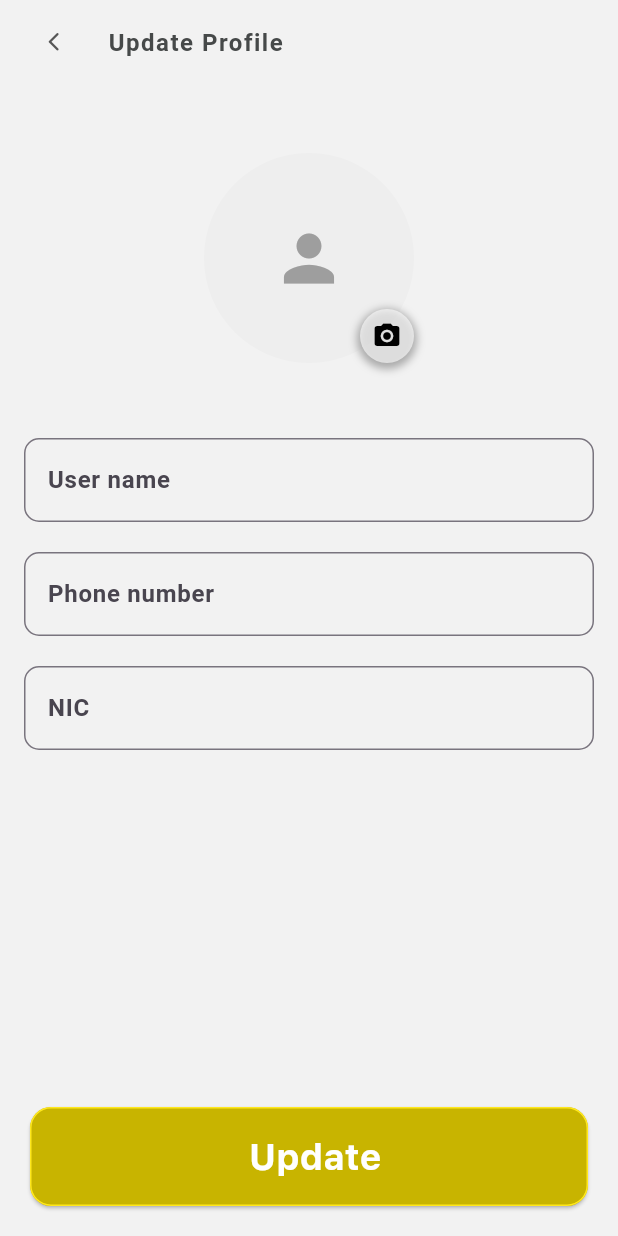
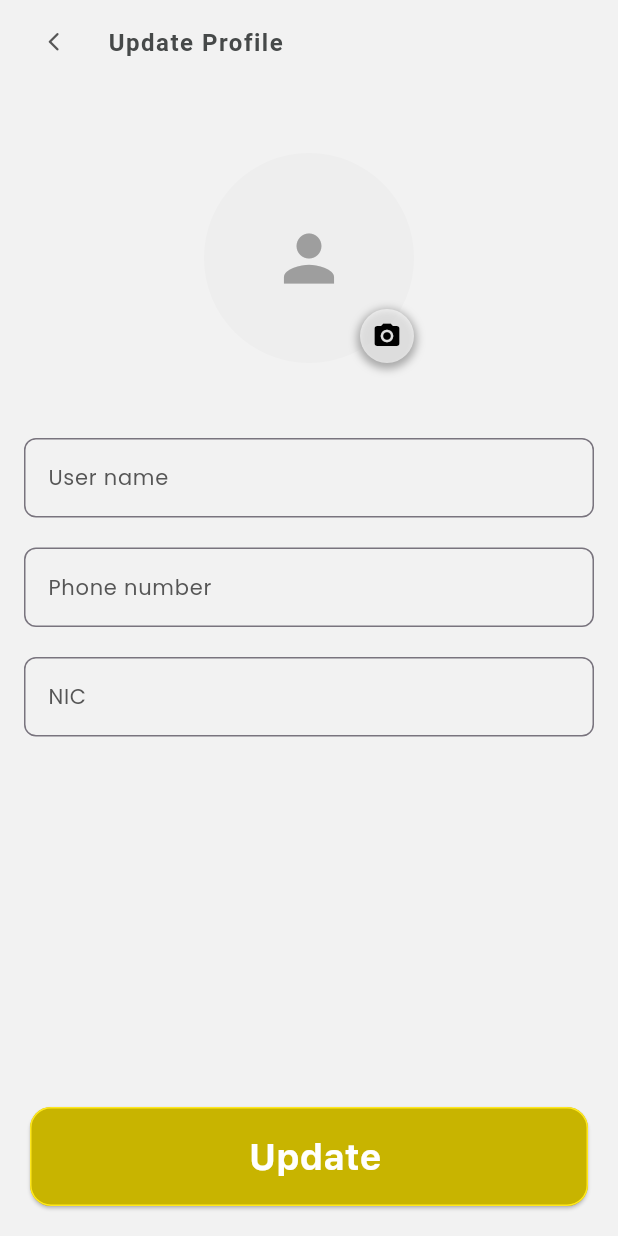
Before and after one commit to sasankadeshapriya/order-processing-app-flutter, a Flutter app: the EmployeeUpdate screen opened directly, after a tap on "Update", on a phone screen of 412 x 824 dp. Run offline on Flutter 3.47's test engine with Material 3 defaults, Android fonts, the phone set to English and light mode, and no system bars; our stand-ins replace awesome_dialog, connectivity_plus, dropdown_button2, expansion_tile_card, fl_chart, flutter_svg and 10 more; missing offline and left inert: app_settings, bluetooth_print, flutter_charts, jumping_dot; accounts and stored records are empty; network calls fail; Roboto replaces fonts that are missing (SF Pro Text).

Commit message:
Modified Employee Update section

```diff
--- a/lib/views/employee/employee_update_form.dart
+++ b/lib/views/employee/employee_update_form.dart
@@ -1,7 +1,6 @@
-import 'dart:convert';
 import 'dart:io';
 import 'package:flutter/material.dart';
-import 'package:order_processing_app/components/custom_widget.dart';
+import 'package:google_fonts/google_fonts.dart';
 import 'package:order_processing_app/services/employee_api_service.dart';
 import 'package:order_processing_app/services/token_manager.dart';
 import 'package:order_processing_app/utils/app_colors.dart';
@@ -27,6 +26,10 @@ class _EmployeeUpdateState extends State<EmployeeUpdate> {
   final TextEditingController _phoneController = TextEditingController();
   final TextEditingController _nicController = TextEditingController();
   int empId = TokenManager.empId ?? 0;
+
+  String? _nameError;
+  String? _phoneError;
+  String? _nicError;
 
   @override
   void initState() {
@@ -60,10 +63,7 @@ class _EmployeeUpdateState extends State<EmployeeUpdate> {
       isUploading = true;
     });
     try {
-      print('Starting profile picture update...');
-      print('File path: ${imageFile.path}');
       await EmployeeService.updateProfilePicture(empId, imageFile);
-      print('Profile picture updated successfully.');
       EmployeeModel updatedEmployee = await EmployeeService.getEmployeeDetails(empId);
       setState(() {
         _logoImagePath = updatedEmployee.profilePicture;
@@ -86,22 +86,19 @@ class _EmployeeUpdateState extends State<EmployeeUpdate> {
     final nic12DigitRegExp = RegExp(r'^\d{12}$');
 
     if (value.length == 10) {
-      // Check for 9 digits followed by a letter
       if (!nic9DigitWithLetterRegExp.hasMatch(value)) {
         return 'NIC must be 9 digits followed by a letter (optional)';
       }
     } else if (value.length == 12) {
-      // Check for exactly 12 digits
       if (!nic12DigitRegExp.hasMatch(value)) {
         return 'NIC must be exactly 12 digits';
       }
     } else {
-      return 'NIC must be 10 characters (9 digits + letter) or exactly 12 digits';
+      return 'Invalid format for NIC';
     }
 
     return null;
   }
-
 
   String? _validatePhoneNumber(String? value) {
     final phoneRegExp = RegExp(r'^[0-9]{10}$');
@@ -124,7 +121,6 @@ class _EmployeeUpdateState extends State<EmployeeUpdate> {
         nic: _nicController.text.isNotEmpty ? _nicController.text : null,
         phoneNo: _phoneController.text.isNotEmpty ? _phoneController.text : null,
       );
-      print('Employee details updated successfully.');
 
       // Fetch updated employee details
       EmployeeModel updatedEmployee = await EmployeeService.getEmployeeDetails(empId);
@@ -155,25 +151,17 @@ class _EmployeeUpdateState extends State<EmployeeUpdate> {
     }
   }
 
-
   void _handleUpdate() {
     if (!isLoading) {
-      // Validate fields
-      String? nicError = _validateNic(_nicController.text);
-      String? phoneError = _validatePhoneNumber(_phoneController.text);
+      setState(() {
+        _nameError = _nameController.text.isEmpty ? 'Please enter a name' : null;
+        _phoneError = _validatePhoneNumber(_phoneController.text);
+        _nicError = _validateNic(_nicController.text);
+      });
 
-      if (nicError != null) {
-        _showErrorDialog('Invalid NIC', nicError);
-        return;
+      if (_phoneError == null && _nicError == null) {
+        _updateEmployeeDetails();
       }
-
-      if (phoneError != null) {
-        _showErrorDialog('Invalid Phone Number', phoneError);
-        return;
-      }
-
-      // Proceed with update
-      _updateEmployeeDetails();
     }
   }
 
@@ -187,6 +175,51 @@ class _EmployeeUpdateState extends State<EmployeeUpdate> {
       btnOkText: 'OK',
       btnOkOnPress: () {},
     ).show();
+  }
+
+  Widget _buildTextFormField({
+    required TextEditingController controller,
+    required String labelText,
+    required String hintText,
+    String? errorText,
+    TextInputType keyboardType = TextInputType.text,
+  }) {
+    return Column(
+      crossAxisAlignment: CrossAxisAlignment.start,
+      children: [
+        TextFormField(
+          controller: controller,
+          style: GoogleFonts.poppins(
+            fontSize: 14,
+            color: AppColor.primaryTextColor,
+            fontWeight: FontWeight.w500,
+          ),
+          keyboardType: keyboardType,
+          decoration: InputDecoration(
+            labelText: labelText,
+            labelStyle: GoogleFonts.poppins(
+              fontSize: 14,
+              color: AppColor.primaryTextColor,
+            ),
+            hintText: hintText,
+            hintStyle: GoogleFonts.poppins(
+              fontSize: 14,
+              color: AppColor.primaryTextColor.withOpacity(0.8),
+            ),
+            border: OutlineInputBorder(
+              borderRadius: BorderRadius.circular(8.0),
+            ),
+            focusedBorder: OutlineInputBorder(
+              borderSide: BorderSide(
+                color: AppColor.accentColor, // Replace with your desired color
+              ),
+              borderRadius: BorderRadius.circular(8.0),
+            ),
+            errorText: errorText,
+          ),
+        ),
+      ],
+    );
   }
 
   @override
@@ -238,30 +271,32 @@ class _EmployeeUpdateState extends State<EmployeeUpdate> {
                           String? imagePath = await openImagePickerBottomSheet(context, ImageType.profile);
                           if (imagePath != null) {
                             File imageFile = File(imagePath);
-                            print('Selected image path: $imagePath');
                             await _updateProfilePicture(imageFile);
                           }
                         },
                       ),
                     ),
                     const SizedBox(height: 20),
-                    CustomTextFormField(
+                    _buildTextFormField(
                       controller: _nameController,
                       labelText: 'User name',
-                      hintText: 'User name',
+                      hintText: 'Enter User name',
+
                     ),
                     const SizedBox(height: 20),
-                    CustomTextFormField(
+                    _buildTextFormField(
                       controller: _phoneController,
                       labelText: 'Phone number',
-                      hintText: 'Phone number',
+                      hintText: 'Enter Phone number',
+                      errorText: _phoneError,
                       keyboardType: TextInputType.phone,
                     ),
                     const SizedBox(height: 20),
-                    CustomTextFormField(
+                    _buildTextFormField(
                       controller: _nicController,
                       labelText: 'NIC',
-                      hintText: 'NIC',
+                      hintText: 'Enter NIC Number (NIC)',
+                      errorText: _nicError,
                     ),
                   ],
                 ),
--- a/lib/views/main/drawer.dart
+++ b/lib/views/main/drawer.dart
@@ -197,7 +197,7 @@ class _AppDrawerState extends State<AppDrawer> {
                   ),
                   const SizedBox(height: 8),
                   buildExpandableTile(
-                    AppComponents.drawClientIcon,
+                    AppComponents.drawPaymentIcon,
                     'Payment',
                     DrawerMenu.payment,
                     [
```
